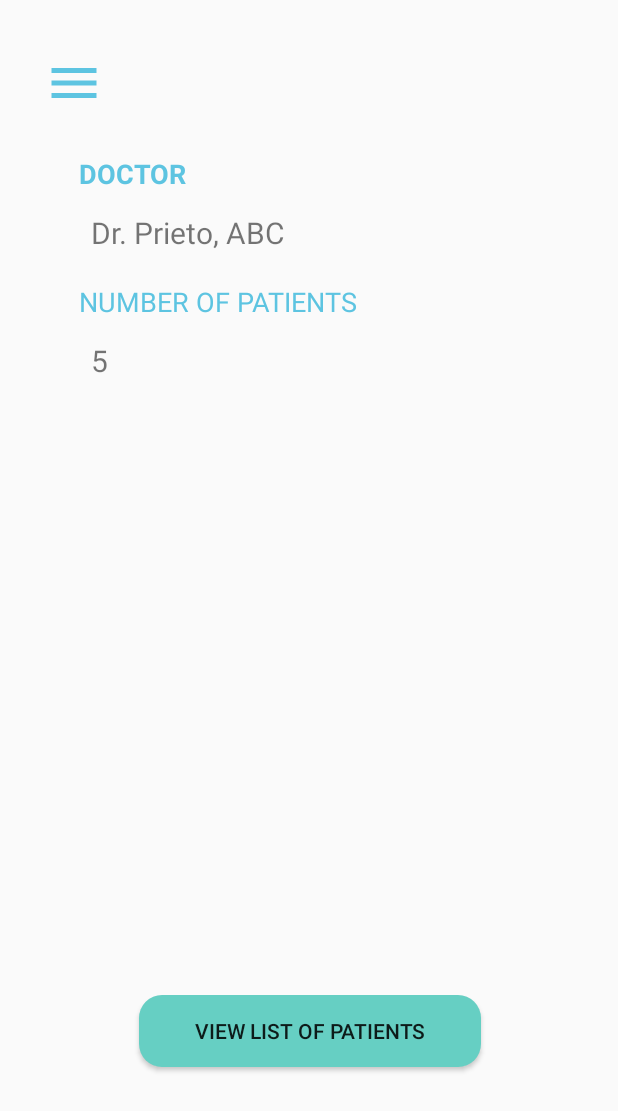
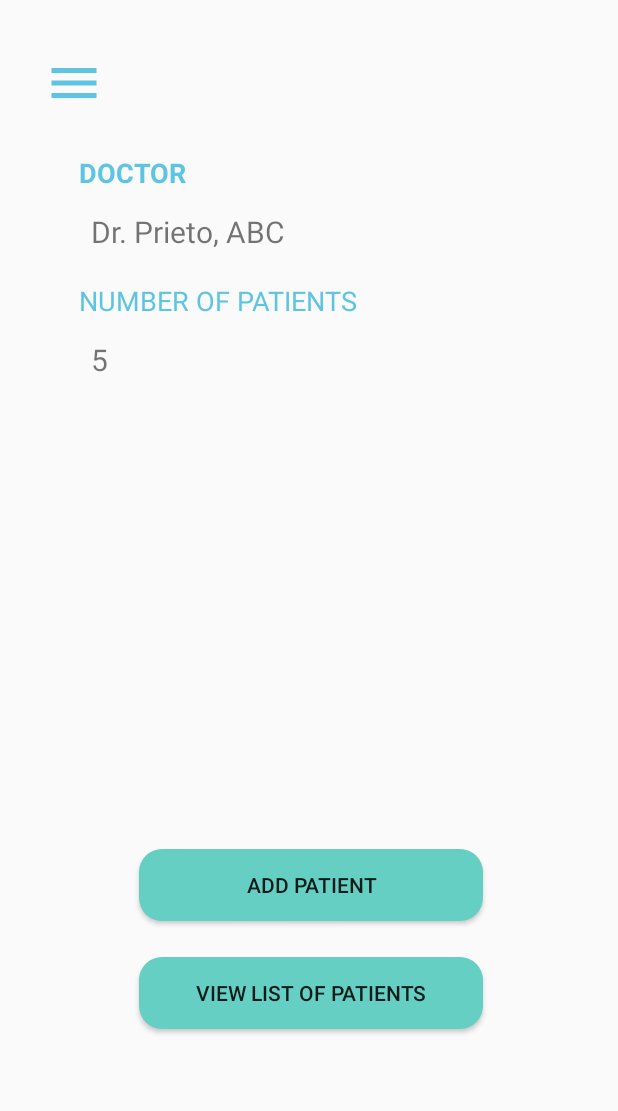
Before and after one commit to mfrostf/XHale_Git, an Android app: the HomeDoctor screen opened directly, with no data from a screen before it, on a phone screen of 412 x 824 dp. Shown: the top 1111 px of the screen. Run offline under Robolectric (Android 15) with nearby library versions, the phone set to English and light mode, and no system bars; 1 statement that could not run was skipped.

Commit message:
24 nov 7pm

```diff
--- /dev/null
+++ b/app/src/main/res/drawable/ic_person_add_24dp.xml
@@ -0,0 +1,5 @@
+<vector android:height="24dp" android:tint="#5DC4E1"
+    android:viewportHeight="24.0" android:viewportWidth="24.0"
+    android:width="24dp" xmlns:android="http://schemas.android.com/apk/res/android">
+    <path android:fillColor="#FF000000" android:pathData="M15,12c2.21,0 4,-1.79 4,-4s-1.79,-4 -4,-4 -4,1.79 -4,4 1.79,4 4,4zM6,10L6,7L4,7v3L1,10v2h3v3h2v-3h3v-2L6,10zM15,14c-2.67,0 -8,1.34 -8,4v2h16v-2c0,-2.66 -5.33,-4 -8,-4z"/>
+</vector>
--- a/app/src/main/res/layout/activity_homedoctor.xml
+++ b/app/src/main/res/layout/activity_homedoctor.xml
@@ -68,11 +68,27 @@
         android:layout_marginLeft="40dp"
         android:layout_marginEnd="40dp"
         android:layout_marginRight="40dp"
-        android:layout_marginBottom="8dp"
+        android:layout_marginBottom="32dp"
         android:background="@drawable/greenbtn"
         android:text="View List of Patients"
         app:layout_constraintBottom_toTopOf="@+id/guideline13"
         app:layout_constraintEnd_toStartOf="@+id/guideline12"
+        app:layout_constraintStart_toStartOf="@+id/guideline14" />
+
+    <Button
+        android:id="@+id/btnAddPatient"
+        android:layout_width="0dp"
+        android:layout_height="wrap_content"
+        android:layout_marginStart="40dp"
+        android:layout_marginLeft="40dp"
+        android:layout_marginEnd="40dp"
+        android:layout_marginRight="40dp"
+        android:layout_marginBottom="24dp"
+        android:background="@drawable/greenbtn"
+        android:text="Add Patient"
+        app:layout_constraintBottom_toTopOf="@+id/btnViewList"
+        app:layout_constraintEnd_toStartOf="@+id/guideline12"
+        app:layout_constraintHorizontal_bias="0.0"
         app:layout_constraintStart_toStartOf="@+id/guideline14" />
 
     <android.support.constraint.Guideline
@@ -80,21 +96,21 @@
         android:layout_width="wrap_content"
         android:layout_height="wrap_content"
         android:orientation="horizontal"
-        app:layout_constraintGuide_percent="0.09171076" />
+        app:layout_constraintGuide_percent="0.09104704" />
 
     <android.support.constraint.Guideline
         android:id="@+id/guideline12"
         android:layout_width="wrap_content"
         android:layout_height="wrap_content"
         android:orientation="vertical"
-        app:layout_constraintGuide_percent="0.875" />
+        app:layout_constraintGuide_percent="0.8783455" />
 
     <android.support.constraint.Guideline
         android:id="@+id/guideline13"
         android:layout_width="wrap_content"
         android:layout_height="wrap_content"
         android:orientation="horizontal"
-        app:layout_constraintGuide_percent="0.8730159" />
+        app:layout_constraintGuide_percent="0.8710167" />
 
     <android.support.constraint.Guideline
         android:id="@+id/guideline14"
@@ -115,7 +131,7 @@
         android:layout_width="wrap_content"
         android:layout_height="wrap_content"
         android:orientation="horizontal"
-        app:layout_constraintGuide_percent="0.12522046" />
+        app:layout_constraintGuide_percent="0.124430954" />
 
     <ImageButton
         android:id="@+id/navD_3"
--- a/app/src/main/res/menu/drawer_doctor.xml
+++ b/app/src/main/res/menu/drawer_doctor.xml
@@ -13,6 +13,10 @@
             android:id="@+id/navD_Settings"
             android:icon="@drawable/ic_account_box_24dp"
             android:title="Settings" />
+        <item
+            android:id="@+id/navD_AddPatient"
+            android:icon="@drawable/ic_person_add_24dp"
+            android:title="Add Patient" />
     </group>
 
     <!--<item android:title="Communicate">-->
```
Also changed, not shown: app/src/main/res/layout/activity_listofpatients.xml (added, +132 -0 lines).
